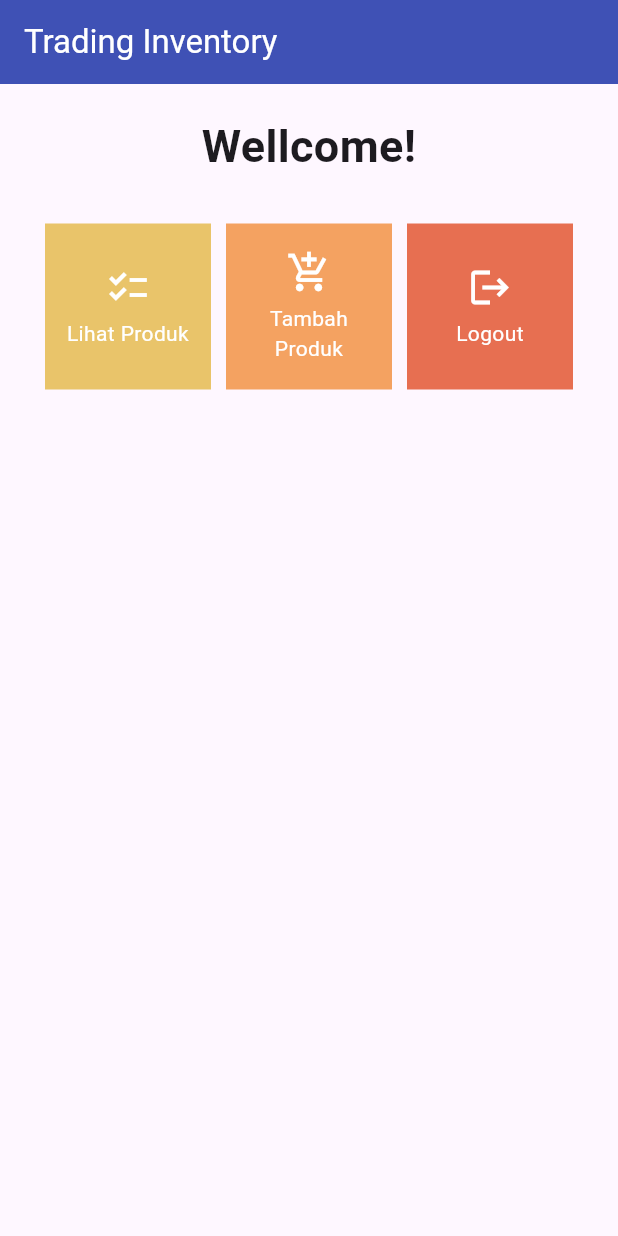
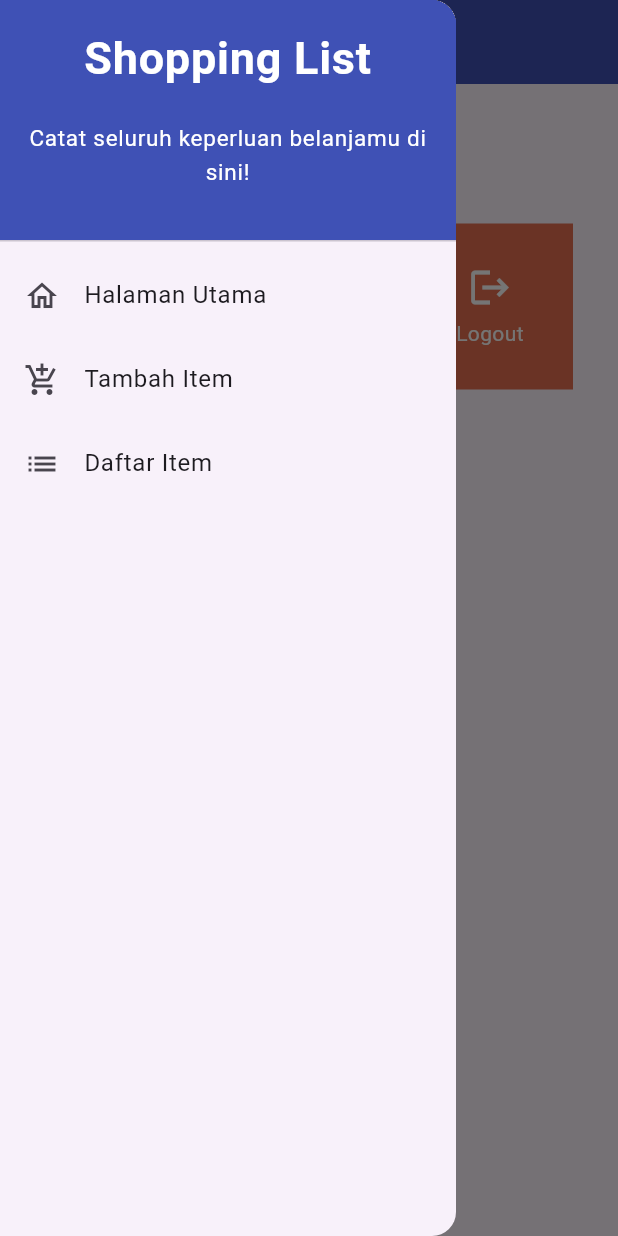
Before and after one commit to eryawww/trading_inventory_mobile, a Flutter app: the screen it shows after launch, with the side drawer open (before the commit the screen has no drawer), on a phone screen of 412 x 824 dp. Run offline on Flutter 3.47's test engine with Material 2 defaults, Android fonts, the phone set to English and light mode, and no system bars.

Commit message:
One more step for Tugas 8

```diff
--- a/lib/main.dart
+++ b/lib/main.dart
@@ -1,5 +1,5 @@
 import 'package:flutter/material.dart';
-import 'menu.dart';
+import 'screen/menu.dart';
 
 void main() {
   runApp(const MyApp());
--- a/lib/menu.dart
+++ b/lib/screen/menu.dart
@@ -1,4 +1,8 @@
 import 'package:flutter/material.dart';
+import 'package:trading_inventory_mobile/screen/add_item.dart';
+import 'package:trading_inventory_mobile/widget/appbar.dart';
+import 'package:trading_inventory_mobile/screen/daftar_item.dart';
+import 'package:trading_inventory_mobile/widget/drawer.dart';
 
 class Menu extends StatelessWidget {
   Menu({Key? key}) : super(key: key);
@@ -12,11 +16,8 @@ class Menu extends StatelessWidget {
   @override
   Widget build(BuildContext context) {
     return Scaffold(
-      appBar: AppBar(
-        title: const Text('Trading Inventory',
-            style: TextStyle(color: Colors.white)),
-        backgroundColor: Colors.indigo,
-      ),
+      appBar: MyAppBar(),
+      drawer: const LeftDrawer(),
       body: SingleChildScrollView(
         child: Padding(
           padding: const EdgeInsets.all(10.0),
@@ -58,10 +59,13 @@ class ShopCard extends StatelessWidget {
       color: item.color,
       child: InkWell(
         onTap: () {
-          ScaffoldMessenger.of(context)
-            ..hideCurrentSnackBar()
-            ..showSnackBar(SnackBar(
-                content: Text("Kamu telah menekan tombol ${item.name}!")));
+          if (item.name == "Tambah Produk") {
+            Navigator.push(context,
+                MaterialPageRoute(builder: (context) => const AddItem()));
+          }else if(item.name == "Lihat Produk") {
+            Navigator.push(context,
+                MaterialPageRoute(builder: (context) => DaftarItem()));
+          }
         },
         child: Container(
           padding: EdgeInsets.all(8),
--- /dev/null
+++ b/lib/widget/appbar.dart
@@ -0,0 +1,8 @@
+import 'package:flutter/material.dart';
+
+AppBar MyAppBar() {
+	return AppBar(
+		title: const Text('Trading Inventory', style: TextStyle(color: Colors.white)),
+		backgroundColor: Colors.indigo,
+	);
+}
--- /dev/null
+++ b/lib/widget/drawer.dart
@@ -0,0 +1,76 @@
+import 'package:flutter/material.dart';
+import 'package:trading_inventory_mobile/screen/add_item.dart';
+import 'package:trading_inventory_mobile/screen/daftar_item.dart';
+import 'package:trading_inventory_mobile/screen/menu.dart';
+
+
+class LeftDrawer extends StatelessWidget {
+    const LeftDrawer({super.key});
+
+    @override
+    Widget build(BuildContext context) {
+        return Drawer(
+            child: ListView(
+            children: [
+                const DrawerHeader(
+                    decoration: BoxDecoration(
+                        color: Colors.indigo,
+                    ),
+                    child: Column(
+                        children: [
+                            Text(
+                                'Shopping List',
+                                textAlign: TextAlign.center,
+                                style: TextStyle(
+                                    fontSize: 30,
+                                    fontWeight: FontWeight.bold,
+                                    color: Colors.white,
+                                ),
+                            ),
+                            Padding(padding: EdgeInsets.all(10)),
+                            Text("Catat seluruh keperluan belanjamu di sini!",
+                                textAlign: TextAlign.center,
+                                style: TextStyle(
+                                    fontSize: 15,
+                                    color: Colors.white,
+                                    fontWeight: FontWeight.normal
+                                ),
+                            ),
+                        ],
+                    ),
+                ),
+                ListTile(
+                    leading: const Icon(Icons.home_outlined),
+                    title: const Text('Halaman Utama'),
+                    // Bagian redirection ke MyHomePage
+                    onTap: () {
+                        Navigator.pushReplacement(
+                            context,
+                            MaterialPageRoute(
+                            builder: (context) => Menu(),
+                            ));
+                    },
+                  ),
+                ListTile(
+                  leading: const Icon(Icons.add_shopping_cart),
+                  title: const Text('Tambah Item'),
+                  // Bagian redirection ke ShopFormPage
+                  onTap: () {
+                      Navigator.push(context,
+                          MaterialPageRoute(builder: (context) => const AddItem()));
+                  },
+                ),
+                ListTile(
+                  leading: const Icon(Icons.list),
+                  title: const Text('Daftar Item'),
+                  // Bagian redirection ke ShopFormPage
+                  onTap: () {
+                      Navigator.push(context,
+                          MaterialPageRoute(builder: (context) => DaftarItem()));
+                  },
+                ),
+              ],
+            ),
+        );
+    }
+}
```
Also changed, not shown: lib/data.dart (added, +11 -0 lines), lib/screen/add_item.dart (added, +152 -0 lines), lib/screen/daftar_item.dart (added, +34 -0 lines), 1 other file.
